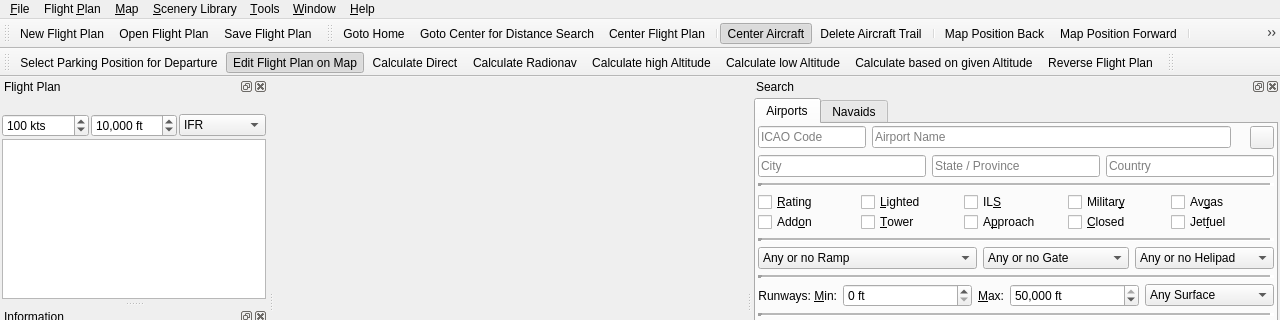
Before: the Qt Designer form src/gui/mainwindow.ui in albar965/littlenavmap, drawn with Qt 5; both pictures show x 0 to 1280 and y 0 to 320 of the 1280 by 768 pixel window.
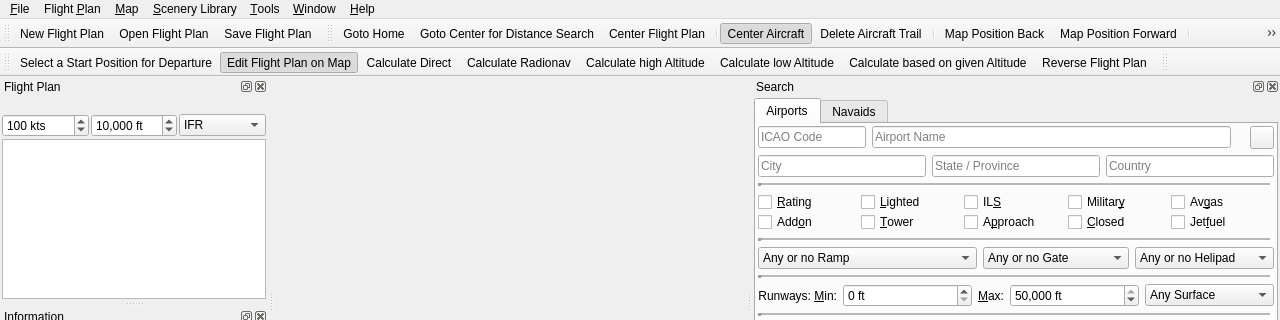
After: the same form once the commit is applied. Icons and pictures are not drawn.

```diff
--- a/src/gui/mainwindow.ui
+++ b/src/gui/mainwindow.ui
@@ -3957,7 +3957,7 @@
      <normaloff>:/littlenavmap/resources/icons/parkingstartset.svg</normaloff>:/littlenavmap/resources/icons/parkingstartset.svg</iconset>
    </property>
    <property name="text">
-    <string>Select &amp;Parking Position for Departure</string>
+    <string>Select a &amp;Start Position for Departure</string>
    </property>
    <property name="toolTip">
     <string>Select parking position for flight plan departure</string>
```
Left out of the diff: 41 changed lines with no effect on the pictures.
